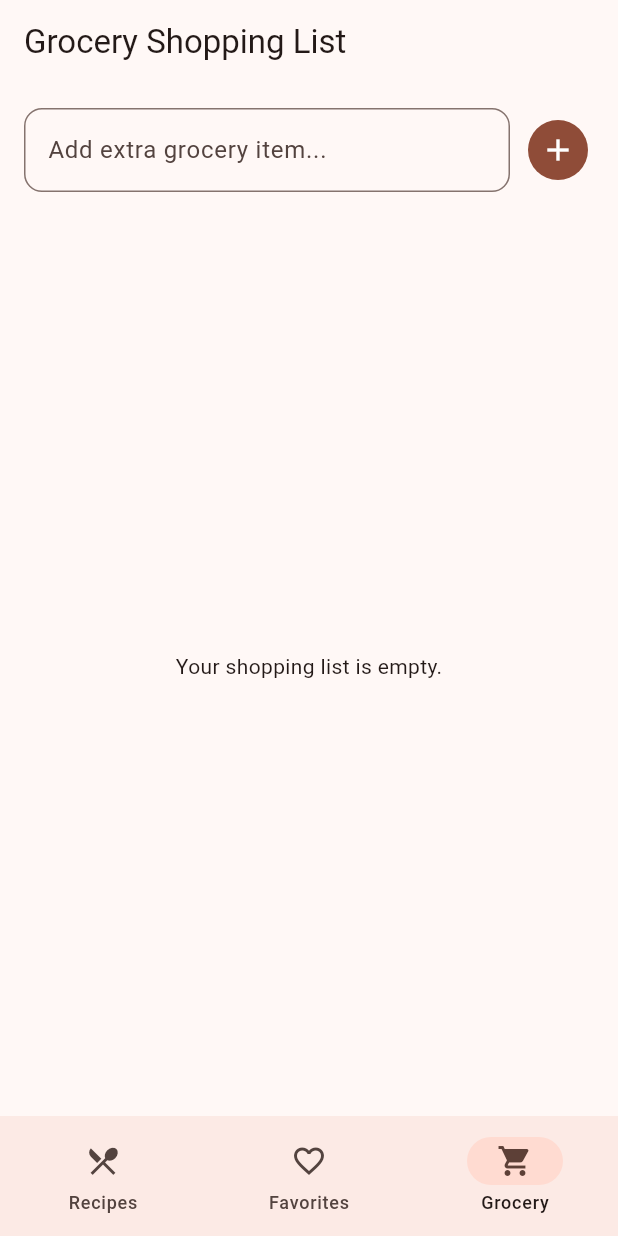
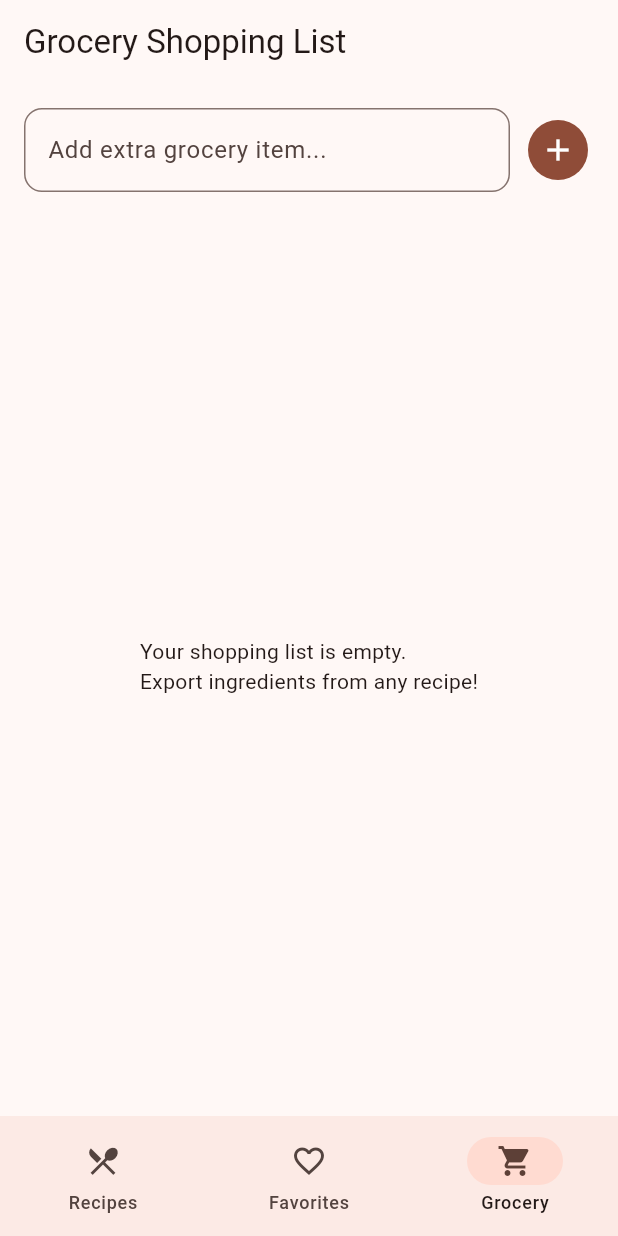
Before and after one commit to ghitatrai/flavorly, a Flutter app: the screen it shows after launch, item 3 of the bottom bar chosen, after a tap on the "add" icon, on a phone screen of 412 x 824 dp. Run offline on Flutter 3.47's test engine with Material 3 defaults, Android fonts, the phone set to English and light mode, and no system bars; our stand-ins replace cached_network_image, connectivity_plus, dio, equatable, flutter_bloc, get_it and 3 more; accounts and stored records are empty.

Commit message:
feat: integrate ShoppingService to export recipe ingredients to grocery list

```diff
--- /dev/null
+++ b/lib/features/shopping/data/service/shopping_service.dart
@@ -0,0 +1,45 @@
+import 'package:flavorly/features/shopping/domain/entities/shopping_item.dart';
+import 'package:flutter/foundation.dart';
+
+class ShoppingService {
+  // Singleton pattern so the whole app accesses the exact same list
+  static final ShoppingService instance = ShoppingService._internal();
+  ShoppingService._internal();
+
+  final ValueNotifier<List<ShoppingItem>> itemsNotifier = ValueNotifier([]);
+
+  void addItems(List<String> ingredients, String recipeName) {
+    final newItems = ingredients.map((ing) {
+      return ShoppingItem(
+        id: DateTime.now().microsecondsSinceEpoch.toString() + ing,
+        name: ing,
+        recipeName: recipeName,
+      );
+    }).toList();
+
+    itemsNotifier.value = [...itemsNotifier.value, ...newItems];
+  }
+
+  void addItem(String name, {String recipeName = 'Custom Item'}) {
+    if (name.trim().isEmpty) return;
+    final item = ShoppingItem(
+      id: DateTime.now().microsecondsSinceEpoch.toString(),
+      name: name.trim(),
+      recipeName: recipeName,
+    );
+    itemsNotifier.value = [...itemsNotifier.value, item];
+  }
+
+  void toggleItem(String id) {
+    itemsNotifier.value = itemsNotifier.value.map((item) {
+      if (item.id == id) {
+        return item.copyWith(isBought: !item.isBought);
+      }
+      return item;
+    }).toList();
+  }
+
+  void clearAll() {
+    itemsNotifier.value = [];
+  }
+}
--- a/lib/features/shopping/presentation/pages/shopping_list_page.dart
+++ b/lib/features/shopping/presentation/pages/shopping_list_page.dart
@@ -1,3 +1,4 @@
+import 'package:flavorly/features/shopping/data/service/shopping_service.dart';
 import 'package:flutter/material.dart';
 import '../../domain/entities/shopping_item.dart';
 
@@ -9,20 +10,7 @@ class ShoppingListPage extends StatefulWidget {
 }
 
 class _ShoppingListPageState extends State<ShoppingListPage> {
-  final List<ShoppingItem> _items = [];
   final TextEditingController _controller = TextEditingController();
-
-  void _addItem(String name) {
-    if (name.trim().isEmpty) return;
-    setState(() {
-      _items.add(ShoppingItem(
-        id: DateTime.now().toString(),
-        name: name.trim(),
-        recipeName: 'Custom Item',
-      ));
-    });
-    _controller.clear();
-  }
 
   @override
   Widget build(BuildContext context) {
@@ -30,10 +18,15 @@ class _ShoppingListPageState extends State<ShoppingListPage> {
       appBar: AppBar(
         title: const Text('Grocery Shopping List'),
         actions: [
-          if (_items.isNotEmpty)
-            IconButton(
+          ValueListenableBuilder<List<ShoppingItem>>(
+            valueListenable: ShoppingService.instance.itemsNotifier,
+            builder: (context, items, _) {
+              if (items.isEmpty) return const SizedBox();
+              return IconButton(
                 icon: const Icon(Icons.delete_sweep),
-              onPressed: () => setState(() => _items.clear()),
+                onPressed: () => ShoppingService.instance.clearAll(),
+              );
+            },
           ),
         ],
       ),
@@ -50,24 +43,36 @@ class _ShoppingListPageState extends State<ShoppingListPage> {
                       hintText: 'Add extra grocery item...',
                       border: OutlineInputBorder(borderRadius: BorderRadius.circular(12)),
                     ),
-                    onSubmitted: _addItem,
+                    onSubmitted: (val) {
+                      ShoppingService.instance.addItem(val);
+                      _controller.clear();
+                    },
                   ),
                 ),
                 const SizedBox(width: 8),
                 IconButton.filled(
                   icon: const Icon(Icons.add),
-                  onPressed: () => _addItem(_controller.text),
+                  onPressed: () {
+                    ShoppingService.instance.addItem(_controller.text);
+                    _controller.clear();
+                  },
                 ),
               ],
             ),
           ),
           Expanded(
-            child: _items.isEmpty
-                ? const Center(child: Text('Your shopping list is empty.'))
-                : ListView.builder(
-                    itemCount: _items.length,
+            child: ValueListenableBuilder<List<ShoppingItem>>(
+              valueListenable: ShoppingService.instance.itemsNotifier,
+              builder: (context, items, _) {
+                if (items.isEmpty) {
+                  return const Center(
+                    child: Text('Your shopping list is empty.\nExport ingredients from any recipe!'),
+                  );
+                }
+                return ListView.builder(
+                  itemCount: items.length,
                   itemBuilder: (context, index) {
-                      final item = _items[index];
+                    final item = items[index];
                     return CheckboxListTile(
                       title: Text(
                         item.name,
@@ -77,10 +82,10 @@ class _ShoppingListPageState extends State<ShoppingListPage> {
                       ),
                       subtitle: Text(item.recipeName, style: const TextStyle(fontSize: 12)),
                       value: item.isBought,
-                        onChanged: (val) {
-                          setState(() {
-                            _items[index] = item.copyWith(isBought: val ?? false);
-                          });
+                      onChanged: (_) {
+                        ShoppingService.instance.toggleItem(item.id);
+                      },
+                    );
                   },
                 );
               },
```
Also changed, not shown: lib/features/recipes/presentation/pages/recipe_detail_page.dart (+21 -4 lines). Lines whose indentation alone changed are shown as unchanged.
